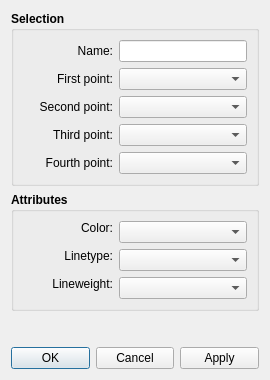
Above: src/libs/vtools/dialogs/tools/dialogcubicbezier.ui from FashionFreedom/Seamly2D before the change. Below: the same form after it.
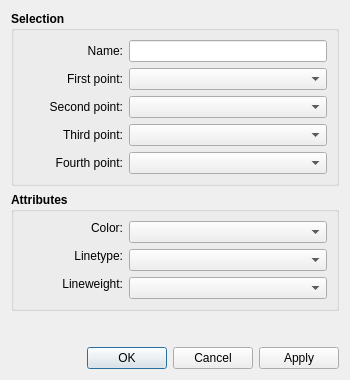
That is the form after the change. Icons and pictures are not drawn. Custom widgets are drawn as their Qt base class.

```diff
--- a/src/libs/vtools/dialogs/tools/dialogcubicbezier.ui
+++ b/src/libs/vtools/dialogs/tools/dialogcubicbezier.ui
@@ -6,7 +6,7 @@
    <rect>
     <x>0</x>
     <y>0</y>
-    <width>270</width>
+    <width>350</width>
     <height>380</height>
    </rect>
   </property>
@@ -51,7 +51,7 @@
          <widget class="QLabel" name="labelName">
           <property name="minimumSize">
            <size>
-            <width>90</width>
+            <width>100</width>
             <height>0</height>
            </size>
           </property>
@@ -98,7 +98,7 @@
          <widget class="QLabel" name="labelFirstPoint">
           <property name="minimumSize">
            <size>
-            <width>90</width>
+            <width>100</width>
             <height>0</height>
            </size>
           </property>
@@ -142,7 +142,7 @@
          <widget class="QLabel" name="labelSecondPoint">
           <property name="minimumSize">
            <size>
-            <width>90</width>
+            <width>100</width>
             <height>0</height>
            </size>
           </property>
@@ -186,7 +186,7 @@
          <widget class="QLabel" name="labelThirdPoint">
           <property name="minimumSize">
            <size>
-            <width>90</width>
+            <width>100</width>
             <height>0</height>
            </size>
           </property>
@@ -230,7 +230,7 @@
          <widget class="QLabel" name="labelForthPoint">
           <property name="minimumSize">
            <size>
-            <width>90</width>
+            <width>100</width>
             <height>0</height>
            </size>
           </property>
@@ -314,7 +314,7 @@
           </property>
           <property name="minimumSize">
            <size>
-            <width>90</width>
+            <width>100</width>
             <height>0</height>
            </size>
           </property>
@@ -376,7 +376,7 @@
           </property>
           <property name="minimumSize">
            <size>
-            <width>90</width>
+            <width>100</width>
             <height>0</height>
            </size>
           </property>
@@ -432,7 +432,7 @@
           </property>
           <property name="minimumSize">
            <size>
-            <width>90</width>
+            <width>100</width>
             <height>0</height>
            </size>
           </property>
```
